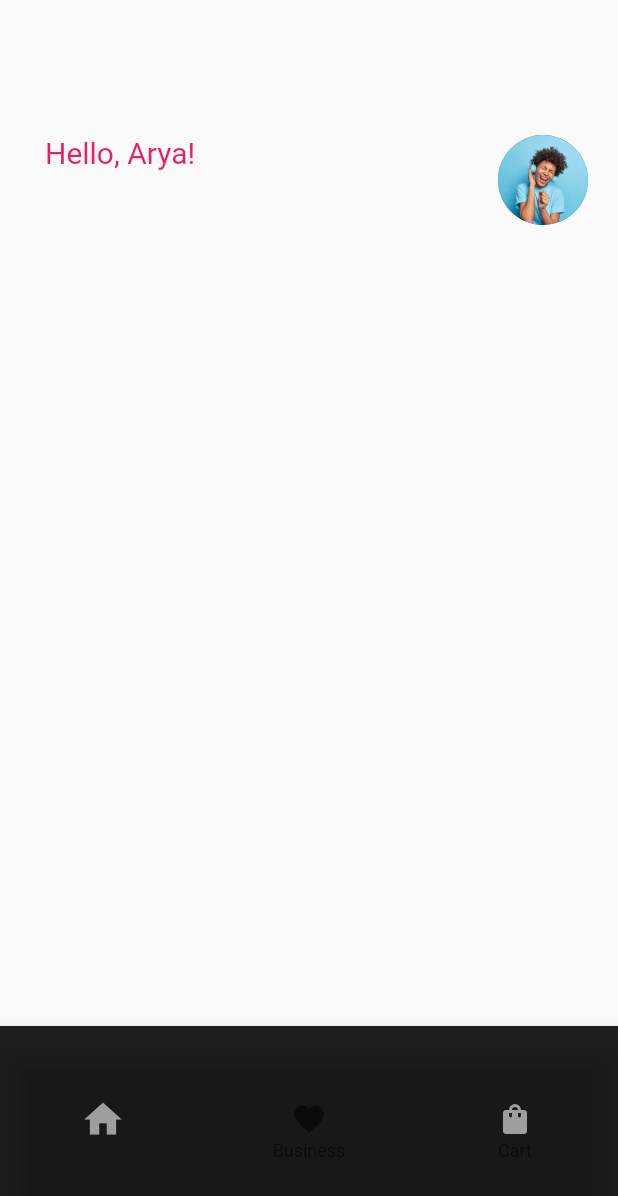
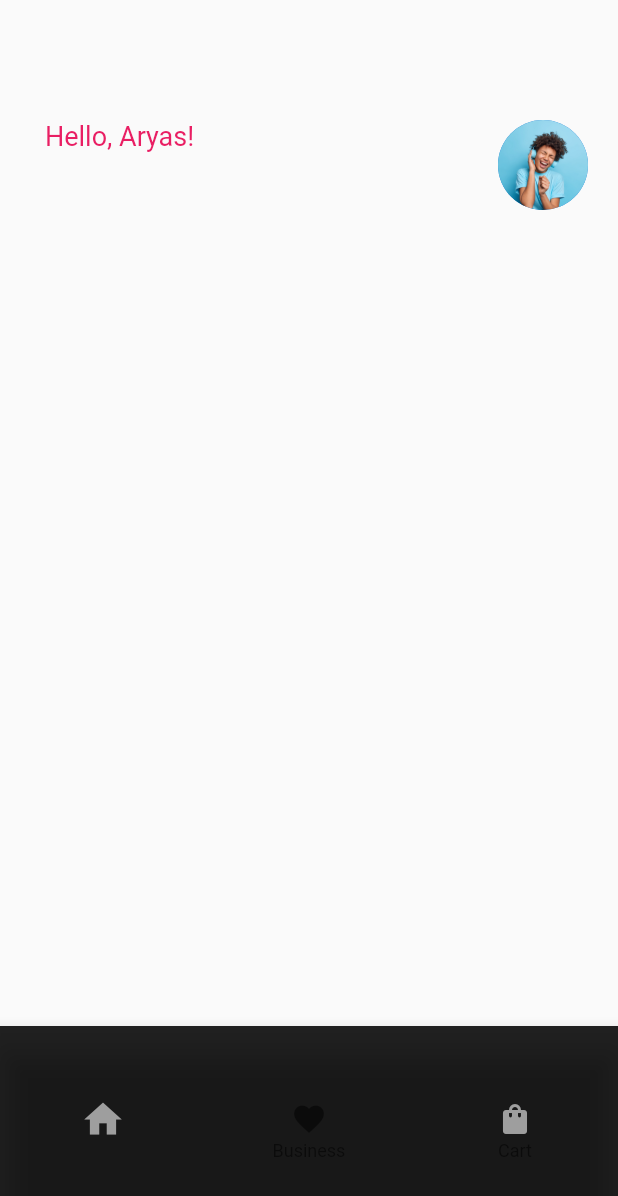
Before and after one commit to naveensinghp/flutter_eshop, a Flutter app: the MyStatefulWidget screen opened directly, on a phone screen of 412 x 824 dp. Shown: the top 1196 px of the screen. Run offline on Flutter 3.47's test engine with Material 2 defaults, Android fonts, the phone set to English and light mode, and no system bars.

Commit message:
Menu Separate File

```diff
--- a/lib/secondpage.dart
+++ b/lib/secondpage.dart
@@ -18,9 +18,6 @@ class ProductPage extends StatelessWidget {
     );
   }
 }
-
-
-
 
 /// This is the stateful widget that the main application instantiates.
 class MyStatefulWidget extends StatefulWidget {
@@ -56,36 +53,39 @@ class _MyStatefulWidgetState extends State<MyStatefulWidget> {
     });
   }
 
-
-  @override
-  Widget build(BuildContext context) {
-    return Scaffold(
-      body: Container(
-        padding: const EdgeInsets.only(left: 30,top: 90),
-        child: Row(
+  final Widget _topSection = Row(
     crossAxisAlignment: CrossAxisAlignment.start,
-          //mainAxisSize: MainAxisSize.max,
     children: <Widget>[
-            const Text('Hello, Arya!',style: TextStyle(
-              fontSize: 20,
-              color: Colors.pink
-              ),
+      const Text(
+        'Hello, Aryas!',
+        style: TextStyle(fontSize: 18, color: Colors.pink),
       ),
       Expanded(child: Container()),
       Container(
         padding: const EdgeInsets.only(right: 20),
         child: const CircleAvatar(
           radius: 30,
-              backgroundImage:ExactAssetImage('assets/image/one.jpg'
-              ),
+          backgroundImage: ExactAssetImage('assets/image/one.jpg'),
         ),
       ),
     ],
-        ),
+  );
+
+  final _middleSection = Row(
+    children: const <Widget>[
+      Text('Shall Web!')
+    ],
+  );
+
+  @override
+  Widget build(BuildContext context) {
+    return Scaffold(
+      body: SingleChildScrollView(
+          padding: const EdgeInsets.only(left: 30, top: 80),
+          child: _topSection,
+          //_middleSection
 
       ),
-
-
       bottomNavigationBar: SizedBox(
         height: 140,
         child: BottomNavigationBar(
@@ -103,7 +103,6 @@ class _MyStatefulWidgetState extends State<MyStatefulWidget> {
               icon: Icon(
                 Icons.favorite,
                 //color: Colors.grey,
-
               ),
               label: 'Business',
             ),
@@ -111,7 +110,6 @@ class _MyStatefulWidgetState extends State<MyStatefulWidget> {
               icon: Icon(
                 Icons.shopping_bag,
                 color: Colors.grey,
-
               ),
               label: 'Cart',
             ),
```
Also changed, not shown: lib/bottommenu.dart (added). Lines whose indentation alone changed are shown as unchanged.
